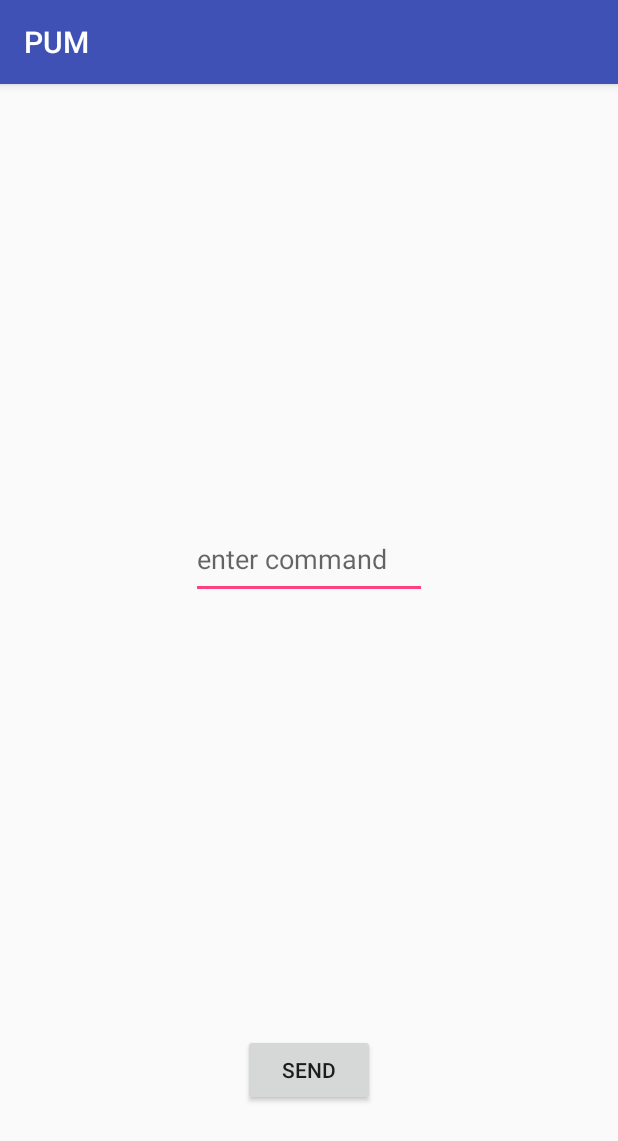
After one commit to BartoszNowak/Team-Android, an Android app: the TerminalActivity screen opened directly, with no data from a screen before it, on a phone screen of 412 x 824 dp. The commit adds this screen. Shown: the top 1141 px of the screen. Run offline under Robolectric (Android 15) with nearby library versions, the phone set to English and light mode, and no system bars; network calls fail.

Commit message:
Dodanie terminala

```diff
--- a/app/src/main/AndroidManifest.xml
+++ b/app/src/main/AndroidManifest.xml
@@ -6,6 +6,7 @@
     <uses-permission android:name="android.permission.BLUETOOTH_ADMIN" />
     <uses-permission android:name="android.permission.ACCESS_COARSE_LOCATION" />
     <uses-permission android:name="android.permission.INTERNET" />
+
     <application
         android:allowBackup="true"
         android:icon="@mipmap/ic_launcher"
@@ -20,8 +21,9 @@
                 <category android:name="android.intent.category.LAUNCHER" />
             </intent-filter>
         </activity>
-        <activity android:name=".BluetoothCommActivity"></activity>
-        <activity android:name=".DevicesDataActivity"></activity>
+        <activity android:name=".BluetoothCommActivity" />
+        <activity android:name=".DevicesDataActivity" />
+        <activity android:name=".TerminalActivity"></activity>
     </application>
 
 </manifest>
--- a/app/src/main/java/pl/zgora/uz/pum/Command.java
+++ b/app/src/main/java/pl/zgora/uz/pum/Command.java
@@ -5,6 +5,10 @@ public enum Command {
     DIODA4_OFF,DIODA5_ON,DIODA5_OFF,DIODA6_ON,DIODA6_OFF,DIODA7_ON,DIODA7_OFF,
     DIODA8_ON,DIODA8_OFF,DIODA3_ON,DIODA2_OFF,
 
-    GET_BATTERY_STATUS,GET_HUMIDITY,GET_TEMPERATURE, GET_LOCALIZATION
+    GET_BATTERY_STATUS,GET_HUMIDITY,GET_TEMPERATURE, GET_LOCALIZATION;
+
+    public static Command parse(final String comm){
+        return Command.valueOf(comm.toUpperCase());
+    }
 
 }
--- a/app/src/main/java/pl/zgora/uz/pum/QRCodeActivity.java
+++ b/app/src/main/java/pl/zgora/uz/pum/QRCodeActivity.java
@@ -52,7 +52,7 @@ public class QRCodeActivity extends AppCompatActivity {
 //                Toast.makeText(this, result.getContents(), Toast.LENGTH_LONG).show();
                 Intent intent = new Intent(QRCodeActivity.this, BluetoothCommActivity.class);
                 Bundle b = new Bundle();
-                b.putString("macAddr", result.getContents());
+                b.putString("macAddr", result.getContents().toUpperCase());
                 intent.putExtras(b);
                 startActivity(intent);
                 finish();
--- /dev/null
+++ b/app/src/main/java/pl/zgora/uz/pum/TerminalActivity.java
@@ -0,0 +1,143 @@
+package pl.zgora.uz.pum;
+
+import android.bluetooth.BluetoothAdapter;
+import android.bluetooth.BluetoothDevice;
+import android.bluetooth.BluetoothSocket;
+import android.content.Context;
+import android.content.Intent;
+import android.os.Handler;
+import android.os.Message;
+import android.support.v7.app.AppCompatActivity;
+import android.os.Bundle;
+import android.util.Log;
+import android.view.View;
+import android.widget.Button;
+import android.widget.EditText;
+import android.widget.Toast;
+
+import java.io.IOException;
+import java.util.UUID;
+
+public class TerminalActivity extends AppCompatActivity {
+
+    private static final String TAG = "appTag";
+    private static final int REQUEST_ENABLE_BT = 1;
+    //Wspaniała autoryzacja
+    private static final UUID appUuid = UUID.fromString("0e6114d0-8a2e-477a-8502-298d1ff4b4ba");
+    private String macAddress = "";
+    ConnectThread connectThread;
+    Context context;
+    Handler handler = new Handler(){
+        @Override
+        public void handleMessage(final Message msg){
+            if(null!=msg.obj){
+                final byte[] byteArray = (byte[])msg.obj;
+                final String dataObject = new String(byteArray).trim();
+                Log.d(TAG,dataObject);
+                Toast.makeText(getApplicationContext(), dataObject,
+                        Toast.LENGTH_LONG).show();
+            }
+        }
+    };
+    BluetoothCommService communicationService = new BluetoothCommService(handler);
+    private BluetoothAdapter mBluetoothAdapter;
+
+    @Override
+    protected void onCreate(Bundle savedInstanceState) {
+        super.onCreate(savedInstanceState);
+        setContentView(R.layout.activity_terminal);
+
+        context = this;
+
+        Bundle b = getIntent().getExtras();
+        String value = ""; // or other values
+        if(b != null)
+            value = b.getString("macAddr");
+        macAddress = value;
+
+        mBluetoothAdapter = BluetoothAdapter.getDefaultAdapter();
+        if (mBluetoothAdapter == null) {
+            // Device doesn't support Bluetooth
+        }
+
+        if (!mBluetoothAdapter.isEnabled()) {
+            final Intent enableBtIntent = new Intent(BluetoothAdapter.ACTION_REQUEST_ENABLE);
+            startActivityForResult(enableBtIntent, REQUEST_ENABLE_BT);
+        }
+
+        final Button button = findViewById(R.id.buttonTerminalSend);
+        button.setOnClickListener(new View.OnClickListener() {
+            @Override
+            public void onClick(final View v) {
+                final BluetoothDevice device = mBluetoothAdapter.getRemoteDevice(macAddress);
+                EditText et = findViewById(R.id.textView2);
+                String text = et.getText().toString();
+
+                try{
+                    //TODO removeme
+                    Toast.makeText(context, "TEST", Toast.LENGTH_LONG).show();
+                Command parsedCommand = Command.parse(text);
+                connectThread = new ConnectThread(device, parsedCommand);
+                connectThread.start();}catch (IllegalArgumentException ex){
+                    Toast.makeText(context, "Wrong input, try other command", Toast.LENGTH_LONG).show();
+                }
+            }
+        });
+    }
+
+    private class ConnectThread extends Thread {
+        private final BluetoothSocket mmSocket;
+        private final BluetoothDevice mmDevice;
+        private final Command command;
+
+        public ConnectThread(final BluetoothDevice device, Command command) {
+            // Use a temporary object that is later assigned to mmSocket
+            // because mmSocket is final.
+            this.command = command;
+            BluetoothSocket tmp = null;
+            mmDevice = device;
+
+            try {
+                // Get a BluetoothSocket to connect with the given BluetoothDevice.
+                // MY_UUID is the app's UUID string, also used in the server code.
+                tmp = device.createInsecureRfcommSocketToServiceRecord(appUuid);
+            } catch (final IOException e) {
+                Log.e(TAG, "Socket's create() method failed", e);
+            }
+            mmSocket = tmp;
+        }
+
+        @Override
+        public void run() {
+            // Cancel discovery because it otherwise slows down the connection.
+            mBluetoothAdapter.cancelDiscovery();
+
+            try {
+                // Connect to the remote device through the socket. This call blocks
+                // until it succeeds or throws an exception.
+                mmSocket.connect();
+            } catch (final IOException connectException) {
+                try {
+                    mmSocket.close();
+                } catch (final IOException closeException) {
+                    Log.e(TAG, "Could not close the client socket", closeException);
+                }
+                return;
+            }
+
+            // The connection attempt succeeded. Perform work associated with
+            // the connection in a separate thread.
+            communicationService.sendCommand(command, mmSocket);
+
+        }
+
+        // Closes the client socket and causes the thread to finish.
+        public void cancel() {
+            try {
+                mmSocket.close();
+            } catch (final IOException e) {
+                Log.e(TAG, "Could not close the client socket", e);
+            }
+        }
+    }
+}
--- /dev/null
+++ b/app/src/main/res/layout/activity_terminal.xml
@@ -0,0 +1,38 @@
+<?xml version="1.0" encoding="utf-8"?>
+<android.support.constraint.ConstraintLayout xmlns:android="http://schemas.android.com/apk/res/android"
+    xmlns:app="http://schemas.android.com/apk/res-auto"
+    xmlns:tools="http://schemas.android.com/tools"
+    android:layout_width="match_parent"
+    android:layout_height="match_parent"
+    tools:context="pl.zgora.uz.pum.TerminalActivity">
+
+    <Button
+        android:id="@+id/buttonTerminalSend"
+        android:layout_width="wrap_content"
+        android:layout_height="wrap_content"
+        android:layout_marginBottom="8dp"
+        android:layout_marginEnd="8dp"
+        android:layout_marginStart="8dp"
+        android:layout_marginTop="8dp"
+        android:text="SEND"
+        app:layout_constraintBottom_toBottomOf="parent"
+        app:layout_constraintEnd_toEndOf="parent"
+        app:layout_constraintStart_toStartOf="parent"
+        app:layout_constraintTop_toTopOf="parent"
+        app:layout_constraintVertical_bias="0.888" />
+
+    <EditText
+        android:id="@+id/textView2"
+        android:layout_width="157dp"
+        android:layout_height="53dp"
+        android:layout_marginBottom="8dp"
+        android:layout_marginEnd="8dp"
+        android:layout_marginStart="8dp"
+        android:layout_marginTop="8dp"
+        android:hint="enter command"
+        android:inputType="text"
+        app:layout_constraintBottom_toTopOf="@+id/buttonTerminalSend"
+        app:layout_constraintEnd_toEndOf="parent"
+        app:layout_constraintStart_toStartOf="parent"
+        app:layout_constraintTop_toTopOf="parent" />
+</android.support.constraint.ConstraintLayout>
```
Also changed, not shown: app/src/main/java/pl/zgora/uz/pum/BluetoothCommActivity.java (+13 -0 lines), app/src/main/res/layout/activity_bluetooth_comm.xml (+16 -0 lines).
